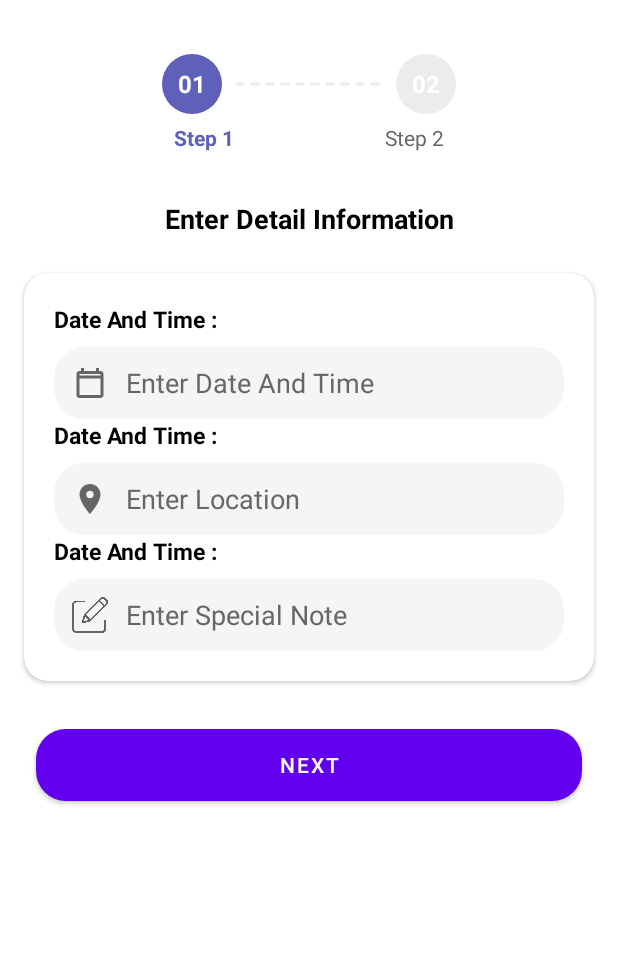
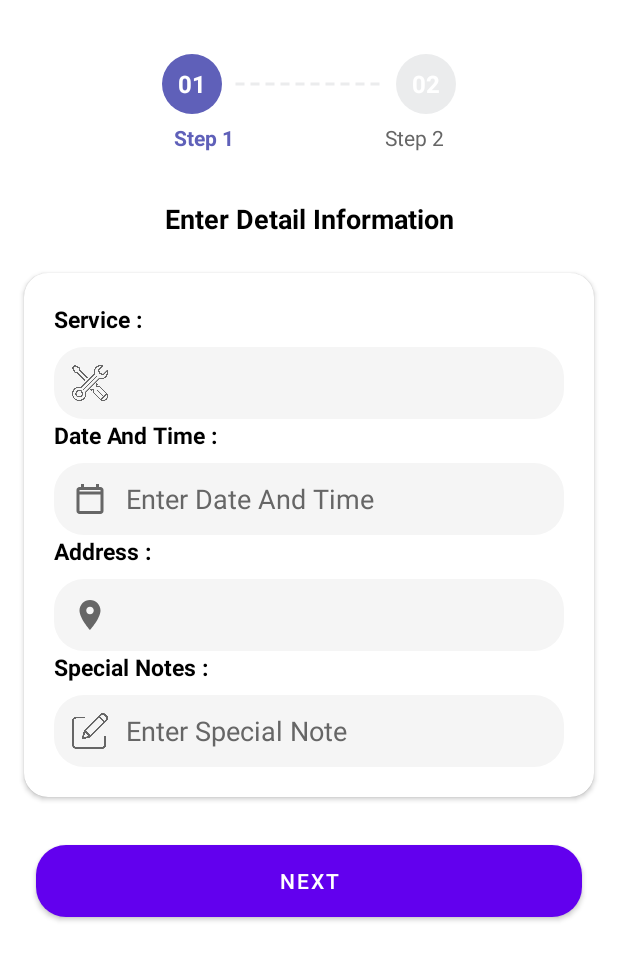
Before and after one commit to annnhde180150/PRM392_Project, an Android app: the layout activity_post_request_step1.xml on its own in the app's theme, with its tools: preview values and no code run, on a phone screen of 412 x 824 dp. Shown: the top 960 px of the screen. Run offline under Robolectric (Android 15) with nearby library versions, the phone set to English and light mode, and no system bars; network calls fail.

Commit message:
add PostRequestActivity

```diff
--- a/app/src/main/java/com/example/homehelperfinder/data/remote/RetrofitClient.java
+++ b/app/src/main/java/com/example/homehelperfinder/data/remote/RetrofitClient.java
@@ -5,6 +5,7 @@ import android.content.Context;
 import com.example.homehelperfinder.data.remote.auth.AuthApiInterface;
 import com.example.homehelperfinder.data.remote.chat.ChatApiInterface;
 import com.example.homehelperfinder.data.remote.profile.ProfileManagementApiInterface;
+import com.example.homehelperfinder.data.remote.serviceRequest.ServiceRequestApiInterface;
 import com.example.homehelperfinder.utils.Constants;
 import com.example.homehelperfinder.utils.Logger;
 
@@ -96,4 +97,9 @@ public class RetrofitClient {
         Logger.d("RetrofitClient", "Creating AuthApiInterface service");
         return getClient().create(AuthApiInterface.class);
     }
+
+    public static ServiceRequestApiInterface getServicerRequestApiService() {
+        Logger.d("RetrofitClient", "Creating AuthApiInterface service");
+        return getClient().create(ServiceRequestApiInterface.class);
+    }
 }
--- a/app/src/main/res/layout/activity_post_request_step1.xml
+++ b/app/src/main/res/layout/activity_post_request_step1.xml
@@ -132,6 +132,42 @@
             <TextView
                 android:layout_width="wrap_content"
                 android:layout_height="wrap_content"
+                android:text="Service :"
+                android:textColor="@color/black"
+                android:textSize="15sp"
+                android:textStyle="bold"/>
+
+            <LinearLayout
+                android:layout_width="match_parent"
+                android:layout_height="48dp"
+                android:orientation="horizontal"
+                android:background="@drawable/rounded_cornor_gray_white_backround"
+                android:gravity="center_vertical"
+                android:layout_marginTop="8dp">
+
+                <ImageView
+                    android:layout_width="24dp"
+                    android:layout_height="24dp"
+                    android:src="@drawable/ic_service"
+                    android:layout_marginStart="12dp"
+                    app:tint="@color/text_secondary" />
+
+                <Spinner
+                    android:id="@+id/spService"
+                    android:layout_width="0dp"
+                    android:layout_height="match_parent"
+                    android:layout_weight="1"
+                    android:background="@android:color/transparent"
+                    android:textColorHint="@color/text_secondary"
+                    android:textColor="@color/black"
+                    android:paddingStart="12dp"
+                    android:inputType="datetime"/>
+            </LinearLayout>
+
+            <!-- Date and Time -->
+            <TextView
+                android:layout_width="wrap_content"
+                android:layout_height="wrap_content"
                 android:text="Date And Time :"
                 android:textColor="@color/black"
                 android:textSize="15sp"
@@ -169,7 +205,7 @@
             <TextView
                 android:layout_width="wrap_content"
                 android:layout_height="wrap_content"
-                android:text="Date And Time :"
+                android:text="Address :"
                 android:textColor="@color/black"
                 android:textSize="15sp"
                 android:textStyle="bold"/>
@@ -189,8 +225,8 @@
                     android:layout_marginStart="12dp"
                     app:tint="@color/text_secondary" />
 
-                <EditText
-                    android:id="@+id/etLocation"
+                <Spinner
+                    android:id="@+id/spLocation"
                     android:layout_width="0dp"
                     android:layout_height="match_parent"
                     android:layout_weight="1"
@@ -206,7 +242,7 @@
             <TextView
                 android:layout_width="wrap_content"
                 android:layout_height="wrap_content"
-                android:text="Date And Time :"
+                android:text="Special Notes :"
                 android:textColor="@color/black"
                 android:textSize="15sp"
                 android:textStyle="bold"/>
```
Also changed, not shown: app/src/main/java/com/example/homehelperfinder/data/model/request/NewRequestRequest.kt (added, +23 -0 lines), app/src/main/java/com/example/homehelperfinder/data/model/response/RequestDetailResponse.kt (added, +38 -0 lines), app/src/main/java/com/example/homehelperfinder/data/remote/serviceRequest/ServiceRequestApiInterface.kt (added, +13 -0 lines), app/src/main/java/com/example/homehelperfinder/data/remote/serviceRequest/ServiceRequestApiService.kt (added, +29 -0 lines), app/src/main/java/com/example/homehelperfinder/ui/PostRequestActivity.kt (+28 -12 lines), app/src/main/res/drawable/ic_service.png (added).
